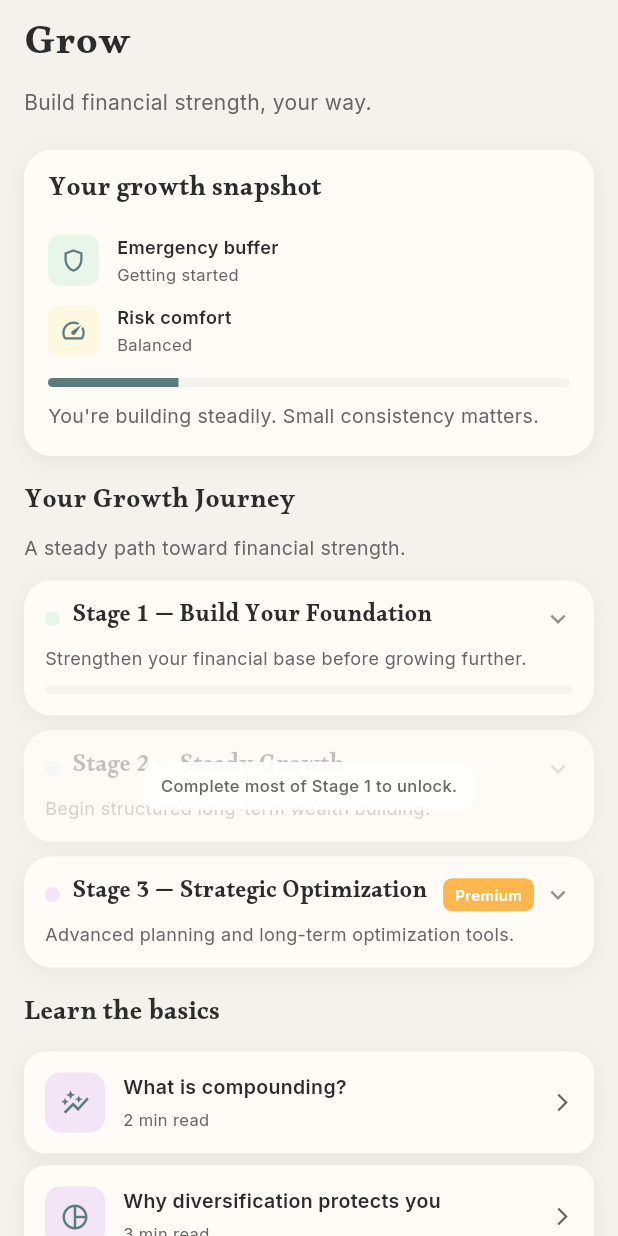
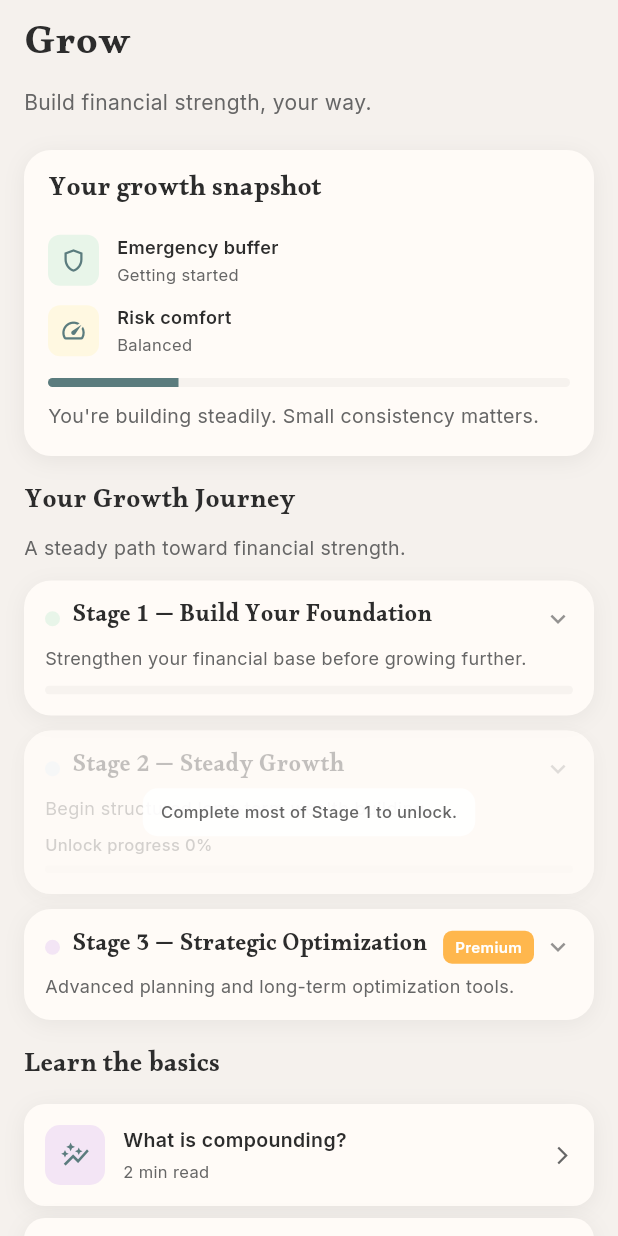
Before and after one commit to thisisouvik/PocketNest, a Flutter app: the GrowTab screen opened directly with empty values, on a phone screen of 412 x 824 dp. Run offline on Flutter 3.47's test engine with Material 3 defaults, Android fonts, the phone set to English and light mode, and no system bars; our stand-ins replace flutter_bloc, flutter_dotenv, flutter_svg, font_awesome_flutter, google_sign_in, sign_in_with_apple and 1 more; accounts and stored records are empty.

Commit message:
feat: Add unlock progress indicator to GrowTab stages

```diff
--- a/lib/features/grow/screens/grow_screen.dart
+++ b/lib/features/grow/screens/grow_screen.dart
@@ -198,6 +198,7 @@ class _GrowTabState extends State<GrowTab> with TickerProviderStateMixin {
           isExpanded: _expandedStageIndex == 1,
           isLocked: !stage2Unlocked,
           showProgress: false,
+          unlockProgress: _stageProgress(0),
           lockMessage: 'Complete most of Stage 1 to unlock.',
         ),
         const SizedBox(height: 10),
@@ -262,6 +263,7 @@ class _GrowTabState extends State<GrowTab> with TickerProviderStateMixin {
     required bool isExpanded,
     required bool isLocked,
     required bool showProgress,
+    double? unlockProgress,
     bool isPremium = false,
     String? lockMessage,
   }) {
@@ -345,6 +347,35 @@ class _GrowTabState extends State<GrowTab> with TickerProviderStateMixin {
               color: AppTheme.textSecondary,
             ),
           ),
+          if (unlockProgress != null) ...[
+            const SizedBox(height: 8),
+            Text(
+              'Unlock progress ${(unlockProgress * 100).round()}%',
+              style: const TextStyle(
+                fontFamily: 'Inter',
+                fontSize: 11,
+                fontWeight: FontWeight.w500,
+                color: AppTheme.textSecondary,
+              ),
+            ),
+            const SizedBox(height: 6),
+            TweenAnimationBuilder<double>(
+              duration: const Duration(milliseconds: 400),
+              curve: Curves.easeOut,
+              tween: Tween<double>(begin: 0, end: unlockProgress),
+              builder: (context, value, child) => ClipRRect(
+                borderRadius: BorderRadius.circular(6),
+                child: LinearProgressIndicator(
+                  value: value,
+                  minHeight: 5,
+                  backgroundColor: AppTheme.borderColor.withOpacity(0.2),
+                  valueColor: const AlwaysStoppedAnimation<Color>(
+                    AppTheme.primaryColor,
+                  ),
+                ),
+              ),
+            ),
+          ],
           if (showProgress) ...[
             const SizedBox(height: 10),
             TweenAnimationBuilder<double>(
```
